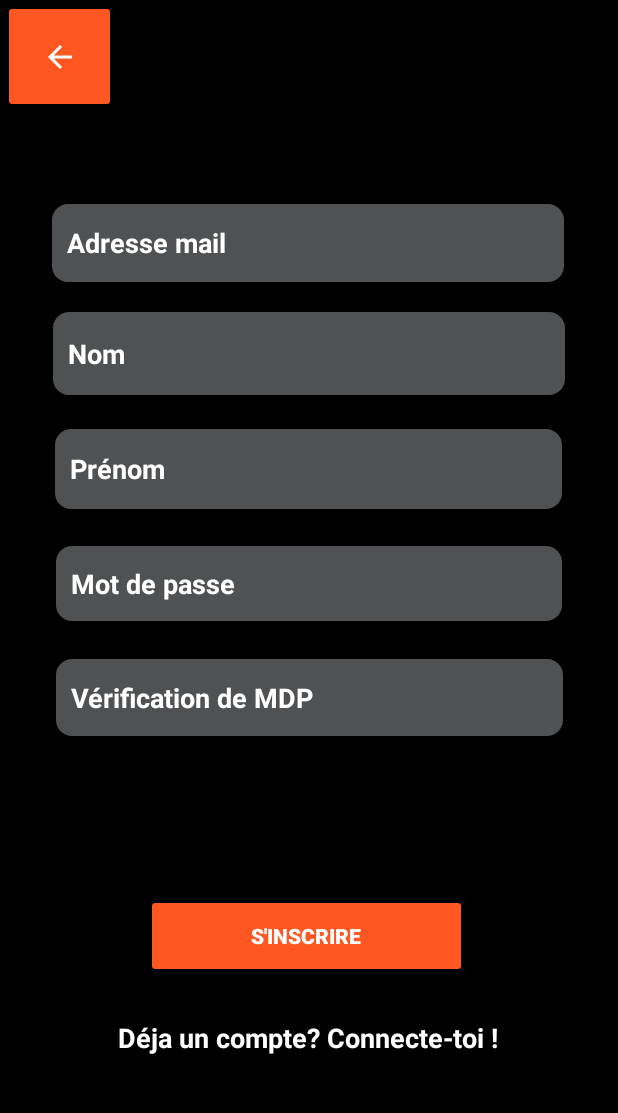
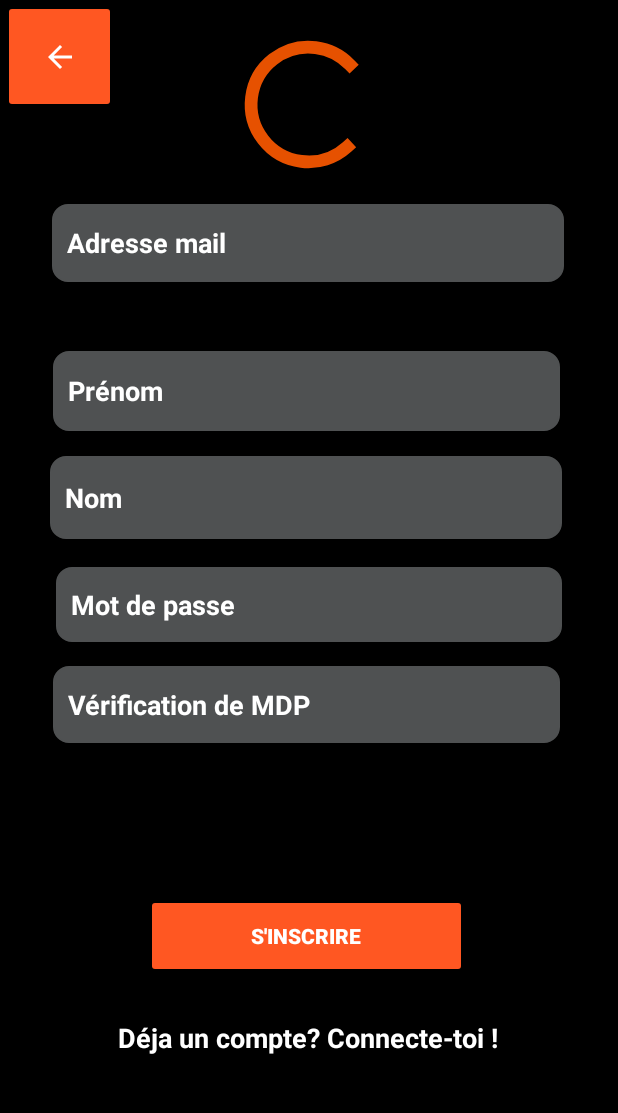
Before and after one commit to th1997/Delt-app, an Android app: the RegisterApp screen opened directly, with no data from a screen before it, on a phone screen of 412 x 824 dp, the part 84-1197 px from its top. Run offline under Robolectric (Android 15) with nearby library versions, the phone set to English and light mode, and no system bars; our stand-ins replace Firebase (no records; nobody signed in at launch, a user with empty details on screens opened directly).

Commit message:
Inscription: - Manque la progressBar - Créer l'utilisateur dans le service d'authentification - Créer l'objet User, et le stock dans la Realtime Database

```diff
--- a/app/src/main/AndroidManifest.xml
+++ b/app/src/main/AndroidManifest.xml
@@ -20,8 +20,8 @@
         android:supportsRtl="true"
         android:theme="@style/AppTheme">
         <meta-data android:name="com.google.android.gms.vision.DEPENDENCIES" android:value="ocr"/>
-        <activity android:name=".RegisterApp" />
-        <activity android:name=".MainActivity">
+        <activity android:name="fr.projetl3.deltapp.RegisterApp" />
+        <activity android:name="fr.projetl3.deltapp.MainActivity">
             <intent-filter>
                 <action android:name="android.intent.action.MAIN" />
 
@@ -29,7 +29,7 @@
             </intent-filter>
         </activity>
         <activity
-            android:name=".LoginApp"
+            android:name="fr.projetl3.deltapp.LoginApp"
             android:label="@string/app_name" >
         </activity>
 
--- a/app/src/main/java/com/example/projetl3/RegisterApp.java
+++ /dev/null
@@ -1,186 +0,0 @@
-package com.example.projetl3;
-
-import androidx.annotation.NonNull;
-import androidx.appcompat.app.AppCompatActivity;
-
-import android.content.Intent;
-import android.os.Bundle;
-import android.view.View;
-import android.widget.Button;
-import android.widget.EditText;
-import android.widget.ImageButton;
-import android.widget.ProgressBar;
-import android.widget.TextView;
-import android.widget.Toast;
-
-import com.google.android.gms.tasks.OnCompleteListener;
-import com.google.android.gms.tasks.OnFailureListener;
-import com.google.android.gms.tasks.Task;
-import com.google.firebase.auth.FirebaseAuth;
-import com.google.firebase.database.DatabaseReference;
-import com.google.firebase.database.FirebaseDatabase;
-
-import org.jetbrains.annotations.NotNull;
-
-import java.util.HashMap;
-import java.util.Map;
-
-public class RegisterApp extends AppCompatActivity {
-
-    private ImageButton retour;
-    private EditText email, nom, prenom, pwd1, pwd2;
-    private Button bRegister;
-    private TextView userLoginPage;
-    private ProgressBar progressBar;
-    private FirebaseAuth mAuth;
-    private final FirebaseDatabase database = FirebaseDatabase.getInstance();
-
-    @Override
-    protected void onCreate(Bundle savedInstanceState) {
-        super.onCreate(savedInstanceState);
-        mAuth = FirebaseAuth.getInstance();
-        setContentView(R.layout.activity_register_app);
-        View view = this.getWindow().getDecorView();
-        view.setBackgroundColor(getResources().getColor(android.R.color.background_dark));
-        setupUIViews();
-        retour.setOnClickListener(new View.OnClickListener() {
-            @Override
-            public void onClick(View v) {
-                Intent mainActivity = new Intent(getApplicationContext(), MainActivity.class);
-                startActivity(mainActivity);
-                finish();
-            }
-        });
-        bRegister.setOnClickListener(new View.OnClickListener() {
-            @Override
-            public void onClick(View v) {
-                register();
-            }
-        });
-
-        userLoginPage.setOnClickListener(new View.OnClickListener() {
-            @Override
-            public void onClick(View v) {
-                startActivity(new Intent(getApplicationContext(), LoginApp.class));
-            }
-        });
-
-    }
-
-    private void setupUIViews(){
-        retour = (ImageButton) findViewById(R.id.btn_go_to_main);
-        email = (EditText)findViewById(R.id.emailRegister);
-        nom = (EditText)findViewById(R.id.nomRegister);
-        prenom = (EditText)findViewById(R.id.prenomRegister);
-        pwd1 = (EditText)findViewById(R.id.pwd1Register);
-        pwd2 = (EditText)findViewById(R.id.pwd2Register);
-        bRegister = (Button)findViewById(R.id.bRegister);
-        userLoginPage = (TextView)findViewById(R.id.tvLogin);
-        progressBar = (ProgressBar)findViewById(R.id.progressBar);
-    }
-
-    private void register(){
-        FirebaseDatabase database = FirebaseDatabase.getInstance();
-        DatabaseReference myRef = database.getReference("Users");
-        myRef.setValue("Hello, World!").addOnCompleteListener(new OnCompleteListener<Void>() {
-            @Override
-            public void onComplete(@NonNull @NotNull Task<Void> task) {
-                if(task.isSuccessful()){
-                    Toast.makeText(RegisterApp.this, "Passe tranquille #1", Toast.LENGTH_LONG).show();
-                } else {
-                    Toast.makeText(RegisterApp.this, "Passe pas tranquille de fou #1", Toast.LENGTH_LONG).show();
-
-                }
-            }
-        }).addOnFailureListener(new OnFailureListener() {
-            @Override
-            public void onFailure(@NonNull @NotNull Exception e) {
-                Toast.makeText(RegisterApp.this, e.toString(), Toast.LENGTH_LONG).show();
-            }
-        });
-
-        /*
-        DatabaseReference ref = database.getReference();
-        DatabaseReference usersRef = ref.child("users");
-        Map<String, Object> users = new HashMap<>();
-        users.put("abc", new Utilisateur("constant@gmail.com", "Abraham", "Constant"));
-        Toast.makeText(RegisterApp.this, "Passe tranquille #1! Ref = " + ref.toString() + " | Db = " + database.toString(), Toast.LENGTH_LONG).show();
-        usersRef.setValue(users).addOnFailureListener(new OnFailureListener() {
-            @Override
-            public void onFailure(@NonNull @NotNull Exception e) {
-                Toast.makeText(RegisterApp.this, "Erreur = " + e.toString(), Toast.LENGTH_LONG).show();
-            }
-        }); .addOnCompleteListener(new OnCompleteListener<Void>() {
-            @Override
-            public void onComplete(@NonNull @NotNull Task<Void> task) {
-                Toast.makeText(RegisterApp.this, "Passe tranquille #2! Ref = " + ref.toString() + " | Db = " + database.toString(), Toast.LENGTH_LONG).show();
-                if(task.isSuccessful()){
-                    Toast.makeText(RegisterApp.this, "Passe tranquille #3! Ref = " + ref.toString() + " | Db = " + database.toString(), Toast.LENGTH_LONG).show();
-                } else if(task.isComplete()){
-                    Toast.makeText(RegisterApp.this, "Passe tranquille #4! Ref = " + ref.toString() + " | Db = " + database.toString(), Toast.LENGTH_LONG).show();
-                } else if(task.isCanceled()){
-                    Toast.makeText(RegisterApp.this, "Passe tranquille #5! Ref = " + ref.toString() + " | Db = " + database.toString(), Toast.LENGTH_LONG).show();
-                } else {
-                    Toast.makeText(RegisterApp.this, "Passe tranquille #6! Ref = " + ref.toString() + " | Db = " + database.toString(), Toast.LENGTH_LONG).show();
-                }
-            }
-        });
-        */
-        /*
-        String emailText = email.getText().toString();
-        String nomText = nom.getText().toString();
-        String prenomText = prenom.getText().toString();
-        String pwd1Text = pwd1.getText().toString();
-        String pwd2Text = pwd2.getText().toString();
-
-        if(emailText.isEmpty()){
-            email.setError("Veuillez remplir ce champ");
-            email.requestFocus();
-        } else if(!Patterns.EMAIL_ADDRESS.matcher(emailText).matches()){
-            email.setError("Email invalide");
-            email.requestFocus();
-        } else if(nomText.isEmpty()){
-            nom.setError("Veuillez remplir ce champ");
-            nom.requestFocus();
-        } else if(prenomText.isEmpty()){
-            prenom.setError("Veuillez remplir ce champ");
-            prenom.requestFocus();
-        } else if(pwd1Text.isEmpty()){
-            pwd1.setError("Veuillez remplir ce champ");
-            pwd1.requestFocus();
-        } else if(pwd1Text.length() < 8){
-            pwd1.setError("Le mot de passe doit contenir au moins 8 caractères");
-        } else if(pwd2Text.isEmpty()){
-            pwd2.setError("Veuillez remplir ce champ");
-            pwd2.requestFocus();
-        } else if(!pwd1Text.equalsIgnoreCase(pwd2Text)){
-            pwd2.setError("Les mot de passe doivent correspondre");
-            pwd2.requestFocus();
-        }  else {
-            progressBar.setVisibility(View.VISIBLE);
-
-            mAuth.createUserWithEmailAndPassword(emailText, pwd1Text)
-                    .addOnCompleteListener(new OnCompleteListener<AuthResult>() {
-                        @Override
-                        public void onComplete(@NonNull @NotNull Task<AuthResult> task) {
-                            if(task.isSuccessful()){
-                                Utilisateur user = new Utilisateur(emailText, nomText, prenomText);
-                                Toast.makeText(RegisterApp.this, "L'utilisateur à bien été enregistré #1! " + user.toString(), Toast.LENGTH_LONG).show();
-                                FirebaseDatabase database = FirebaseDatabase.getInstance();
-                                DatabaseReference myRef = database.getReference();
-                                Toast.makeText(RegisterApp.this, "Ref= " + myRef.toString(), Toast.LENGTH_LONG).show();
-
-                            } else {
-                                Toast.makeText(RegisterApp.this, "Erreur lors de l'inscription, veuillez réessayer! #2", Toast.LENGTH_LONG).show();
-                                progressBar.setVisibility(View.GONE);
-                            }
-                        }
-                    });
-
-
-                    progressBar.setVisibility(View.GONE);
-
-        }*/
-    }
-
-}
--- a/app/src/main/java/com/example/projetl3/LoginApp.java
+++ b/app/src/main/java/fr/projetl3/deltapp/LoginApp.java
@@ -1,4 +1,4 @@
-package com.example.projetl3;
+package fr.projetl3.deltapp;
 
 import androidx.appcompat.app.AppCompatActivity;
 
@@ -6,9 +6,10 @@ import android.annotation.SuppressLint;
 import android.content.Intent;
 import android.os.Bundle;
 import android.view.View;
-import android.widget.Button;
 import android.widget.ImageButton;
 import android.widget.TextView;
+
+import com.example.projetl3.R;
 
 public class LoginApp extends AppCompatActivity {
 
--- a/app/src/main/java/com/example/projetl3/Utilisateur.java
+++ b/app/src/main/java/fr/projetl3/deltapp/Utilisateur.java
@@ -1,6 +1,4 @@
-package com.example.projetl3;
-
-import org.jetbrains.annotations.NotNull;
+package fr.projetl3.deltapp;
 
 public class Utilisateur {
     public String email, nom, prenom;
--- a/app/src/main/res/layout/activity_login_app.xml
+++ b/app/src/main/res/layout/activity_login_app.xml
@@ -5,7 +5,7 @@
     android:id="@+id/LoginPage"
     android:layout_width="match_parent"
     android:layout_height="match_parent"
-    tools:context=".LoginApp">
+    tools:context="fr.projetl3.deltapp.LoginApp">
 
     <EditText
         android:id="@+id/UsernameText"
--- a/app/src/main/res/layout/activity_register_app.xml
+++ b/app/src/main/res/layout/activity_register_app.xml
@@ -5,7 +5,7 @@
     android:id="@+id/iprenom"
     android:layout_width="match_parent"
     android:layout_height="match_parent"
-    tools:context=".RegisterApp">
+    tools:context="fr.projetl3.deltapp.RegisterApp">
 
     <ImageButton
         android:id="@+id/btn_go_to_main"
@@ -26,11 +26,11 @@
         android:id="@+id/pwd1Register"
         android:layout_width="337dp"
         android:layout_height="50dp"
-        android:ems="10"
-        android:hint="Mot de passe"
         android:background="@drawable/text_border"
         android:backgroundTint="#282a2b"
         android:backgroundTintMode="screen"
+        android:ems="10"
+        android:hint="Mot de passe"
         android:inputType="textPassword"
         android:textColor="#FFFFFF"
         android:textColorHint="#FFFFFF"
@@ -38,27 +38,28 @@
         app:layout_constraintBottom_toTopOf="@+id/tvLogin"
         app:layout_constraintEnd_toEndOf="parent"
         app:layout_constraintStart_toStartOf="parent"
-        app:layout_constraintTop_toBottomOf="@+id/prenomRegister"
-        app:layout_constraintVertical_bias="0.086" />
+        app:layout_constraintTop_toBottomOf="@+id/nomRegister"
+        app:layout_constraintVertical_bias="0.068" />
 
     <EditText
         android:id="@+id/pwd2Register"
         android:layout_width="338dp"
         android:layout_height="51dp"
-        android:ems="10"
-        android:hint="Vérification de MDP"
         android:background="@drawable/text_border"
         android:backgroundTint="#282a2b"
         android:backgroundTintMode="screen"
+        android:ems="10"
+        android:hint="Vérification de MDP"
         android:inputType="textPassword"
         android:textColor="#FFFFFF"
         android:textColorHint="#FFFFFF"
         android:textStyle="bold"
         app:layout_constraintBottom_toTopOf="@+id/tvLogin"
         app:layout_constraintEnd_toEndOf="parent"
+        app:layout_constraintHorizontal_bias="0.479"
         app:layout_constraintStart_toStartOf="parent"
         app:layout_constraintTop_toBottomOf="@+id/pwd1Register"
-        app:layout_constraintVertical_bias="0.117" />
+        app:layout_constraintVertical_bias="0.079" />
 
     <EditText
         android:id="@+id/emailRegister"
@@ -84,40 +85,43 @@
         android:id="@+id/nomRegister"
         android:layout_width="341dp"
         android:layout_height="55dp"
-        android:ems="10"
-        android:hint="Nom"
+        android:layout_marginBottom="316dp"
         android:background="@drawable/text_border"
         android:backgroundTint="#282a2b"
         android:backgroundTintMode="screen"
+        android:ems="10"
+        android:hint="Nom"
         android:inputType="textPersonName"
         android:textColor="#FFFFFF"
         android:textColorHint="#FFFFFF"
         android:textStyle="bold"
         app:layout_constraintBottom_toTopOf="@+id/tvLogin"
         app:layout_constraintEnd_toEndOf="parent"
+        app:layout_constraintHorizontal_bias="0.471"
         app:layout_constraintStart_toStartOf="parent"
-        app:layout_constraintTop_toBottomOf="@+id/emailRegister"
-        app:layout_constraintVertical_bias="0.046" />
+        app:layout_constraintTop_toBottomOf="@+id/prenomRegister"
+        app:layout_constraintVertical_bias="0.809" />
 
     <EditText
         android:id="@+id/prenomRegister"
         android:layout_width="338dp"
         android:layout_height="53dp"
-        android:ems="10"
-        android:hint="Prénom"
+        android:layout_marginBottom="392dp"
         android:background="@drawable/text_border"
         android:backgroundTint="#282a2b"
         android:backgroundTintMode="screen"
+        android:ems="10"
+        android:hint="Prénom"
         android:inputType="textPersonName"
         android:textColor="#FFFFFF"
         android:textColorHint="#FFFFFF"
         android:textStyle="bold"
         app:layout_constraintBottom_toTopOf="@+id/tvLogin"
         app:layout_constraintEnd_toEndOf="parent"
-        app:layout_constraintHorizontal_bias="0.494"
+        app:layout_constraintHorizontal_bias="0.479"
         app:layout_constraintStart_toStartOf="parent"
-        app:layout_constraintTop_toBottomOf="@+id/nomRegister"
-        app:layout_constraintVertical_bias="0.063" />
+        app:layout_constraintTop_toBottomOf="@+id/emailRegister"
+        app:layout_constraintVertical_bias="1.0" />
 
     <TextView
         android:id="@+id/tvLogin"
@@ -152,14 +156,17 @@
         app:layout_constraintVertical_bias="0.837" />
 
     <ProgressBar
-        android:id="@+id/progressBar"
-        style="?android:attr/progressBarStyleLarge"
-        android:visibility="gone"
-        android:layout_width="169dp"
-        android:layout_height="151dp"
-        app:layout_constraintBottom_toTopOf="@+id/pwd2Register"
+        android:id="@+id/progressBarRegister"
+        style="?android:attr/progressBarStyle"
+        android:layout_width="117dp"
+        android:layout_height="102dp"
+        android:layout_marginBottom="12dp"
+        android:visibility="visible"
+        android:indeterminateTint="@color/colorPrimaryDark"
+        app:layout_constraintBottom_toTopOf="@+id/emailRegister"
         app:layout_constraintEnd_toEndOf="parent"
         app:layout_constraintStart_toStartOf="parent"
-        app:layout_constraintTop_toBottomOf="@+id/nomRegister" />
+        app:layout_constraintTop_toTopOf="parent"
+        app:layout_constraintVertical_bias="0.842" />
 
 </androidx.constraintlayout.widget.ConstraintLayout>
--- a/build.gradle
+++ b/build.gradle
@@ -1,6 +1,6 @@
 // Top-level build file where you can add configuration options common to all sub-projects/modules.
 buildscript {
-    ext.kotlin_version = '1.4.32'
+    ext.kotlin_version = '1.5.0-release-764'
     repositories {
         google()
         mavenCentral()
@@ -8,9 +8,9 @@ buildscript {
     dependencies {
         classpath 'com.android.tools.build:gradle:4.2.1'
         classpath 'com.google.gms:google-services:4.3.8'
-        classpath "org.jetbrains.kotlin:kotlin-gradle-plugin:$kotlin_version"
+        classpath "org.jetbrains.kotlin:kotlin-gradle-plugin:1.5.0"
         classpath "org.jetbrains.kotlin:kotlin-android-extensions:$kotlin_version"
-        classpath 'com.google.gms:google-services:4.3.8'
+        classpath "com.android.support:design:28.0.0"
     }
         // NOTE: Do not place your application dependencies here; they belong
         // in the individual module build.gradle files
```
Also changed, not shown: app/build.gradle (+7 -9 lines), app/src/main/java/fr/projetl3/deltapp/DetectText.java (renamed from app/src/main/java/com/example/projetl3/DetectText.java, +5 -9 lines), app/src/main/java/fr/projetl3/deltapp/MainActivity.kt (renamed from app/src/main/java/com/example/projetl3/MainActivity.kt, +46 -12 lines), app/src/main/java/fr/projetl3/deltapp/RegisterApp.java (added, +157 -0 lines), app/src/main/java/fr/projetl3/deltapp/User.java (added, +44 -0 lines), app/src/main/res/layout/activity_main.xml (+16 -2 lines), 5 other files.
